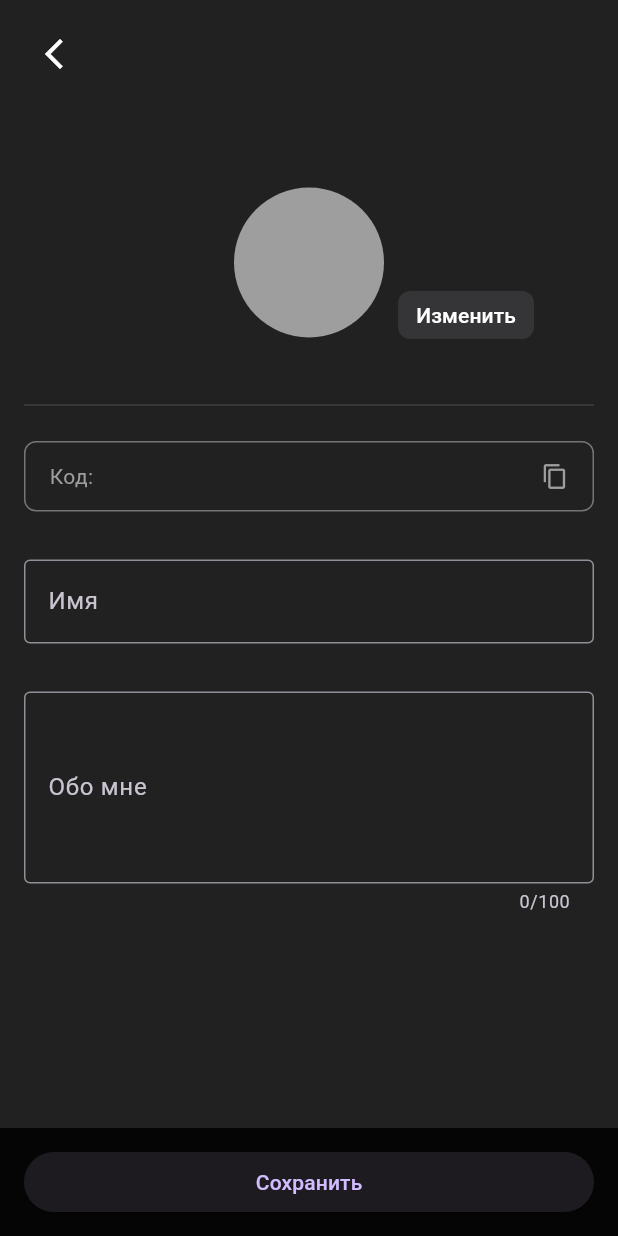
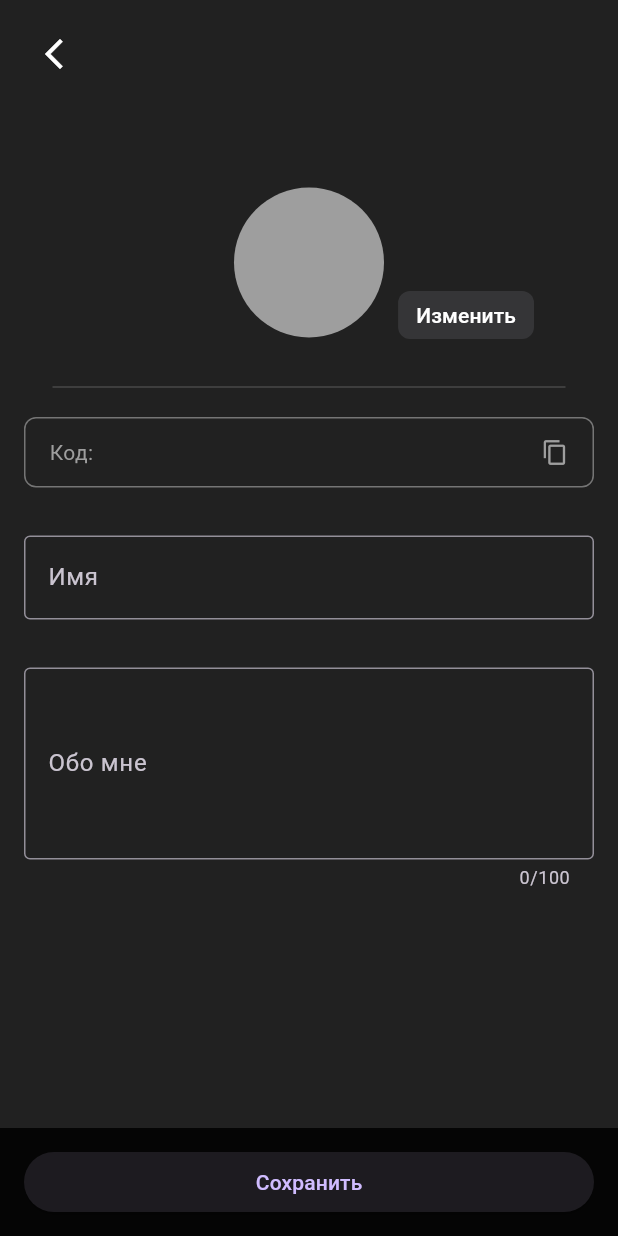
Before and after one commit to 00THESAME00/menro-push-server, a Flutter app: the EditProfileScreen screen opened directly with empty values, on a phone screen of 412 x 824 dp. Run offline on Flutter 3.47's test engine with Material 3 defaults, Android fonts, the phone set to English and light mode, and no system bars; our stand-ins replace cloud_firestore, firebase_core, firebase_messaging, shared_preferences; accounts and stored records are empty.

Commit message:
Обновление

```diff
--- a/lib/main.dart
+++ b/lib/main.dart
@@ -1147,15 +1147,15 @@ class _EditProfileScreenState extends State<EditProfileScreen> {
                     ),
                   ),
 
-                  const SizedBox(height: 24),
-
-                  // 🔲 Divider в стиле профиля: отступы сверху и снизу
+                  const SizedBox(height: 16),
+
+                  // 🔲 Divider по стилю профиля — с правками
                   const Padding(
-                    padding: EdgeInsets.symmetric(horizontal: 16),
+                    padding: EdgeInsets.symmetric(horizontal: 35),
                     child: Divider(
-                      color: Color(0xFF3E3E3E),
+                      color: Color(0xFF474747),
                       thickness: 1,
-                      height: 32,
+                      height: 24,
                     ),
                   ),
 
@@ -1222,7 +1222,7 @@ class _EditProfileScreenState extends State<EditProfileScreen> {
             ),
           ),
 
-          // 🔙 Унифицированная кнопка назад
+          // 🔙 Кнопка назад в стиле профиля
           Positioned(
             top: statusBarHeight + 12,
             left: 12,
```
